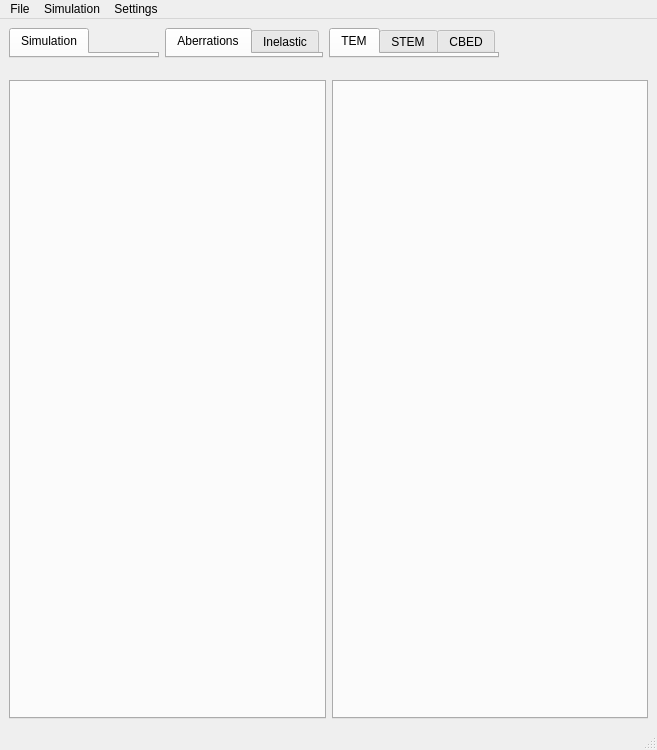
JJPPeters/clTEM, file src/gui/mainwindow.ui: the form before one commit.
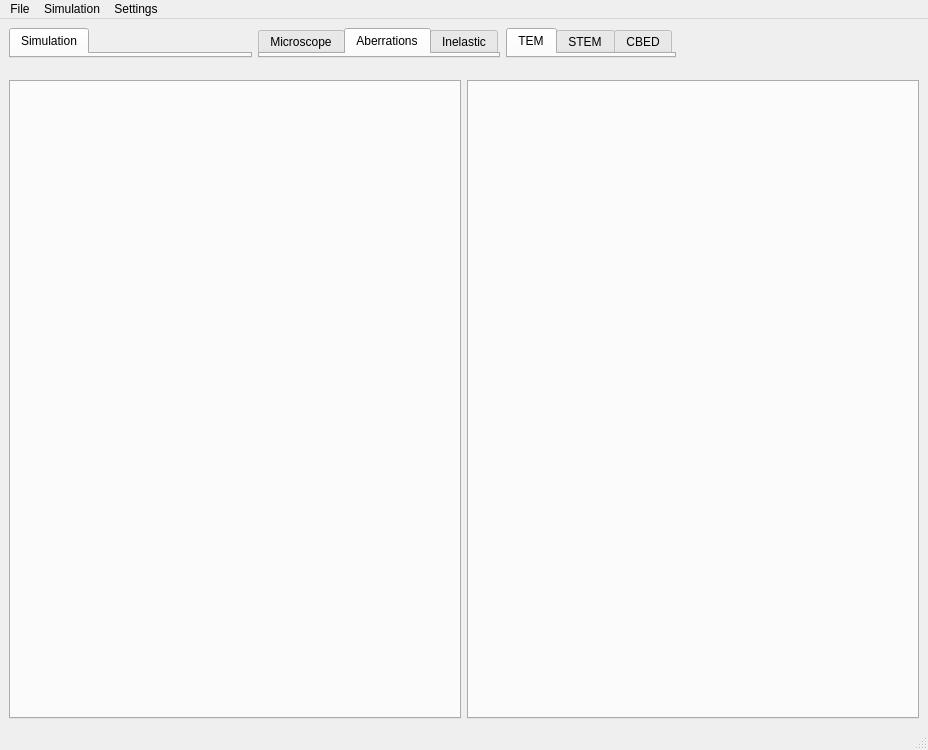
The form after the commit. The open tabs and pages were chosen to show the change. Custom widgets are drawn as their Qt base class.

Commit message: started playing with tab configurations

Diff of the .ui file:
```diff
--- a/src/gui/mainwindow.ui
+++ b/src/gui/mainwindow.ui
@@ -6,7 +6,7 @@
    <rect>
     <x>0</x>
     <y>0</y>
-    <width>657</width>
+    <width>928</width>
     <height>750</height>
    </rect>
   </property>
@@ -90,6 +90,11 @@
           <property name="currentIndex">
            <number>0</number>
           </property>
+          <widget class="SourceFrame" name="tMicroscope">
+           <attribute name="title">
+            <string>Microscope</string>
+           </attribute>
+          </widget>
           <widget class="AberrationFrame" name="tAberr">
            <property name="sizePolicy">
             <sizepolicy hsizetype="Preferred" vsizetype="Preferred">
@@ -201,8 +206,8 @@
     <rect>
      <x>0</x>
      <y>0</y>
-     <width>657</width>
-     <height>17</height>
+     <width>928</width>
+     <height>21</height>
     </rect>
    </property>
    <widget class="QMenu" name="menuInput">
@@ -449,6 +454,12 @@
    <header>frames/inelasticframe.h</header>
    <container>1</container>
   </customwidget>
+  <customwidget>
+   <class>SourceFrame</class>
+   <extends>QWidget</extends>
+   <header>frames/sourceframe.h</header>
+   <container>1</container>
+  </customwidget>
  </customwidgets>
  <resources/>
  <connections/>
```
The commit also changes 6 other files.
